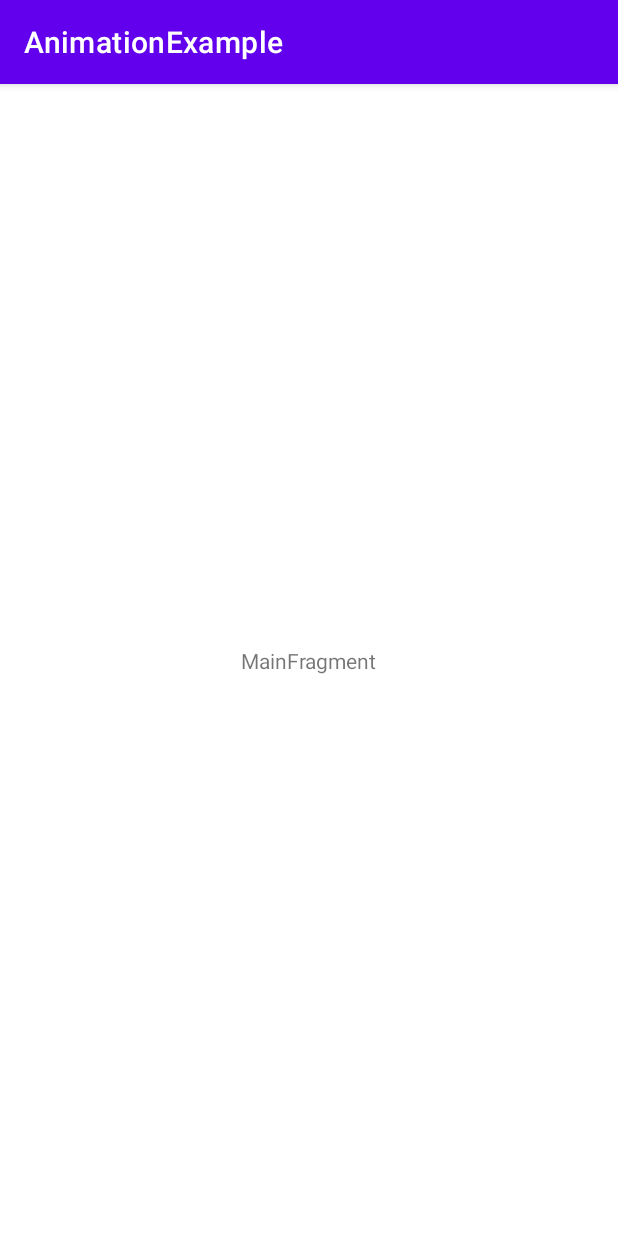
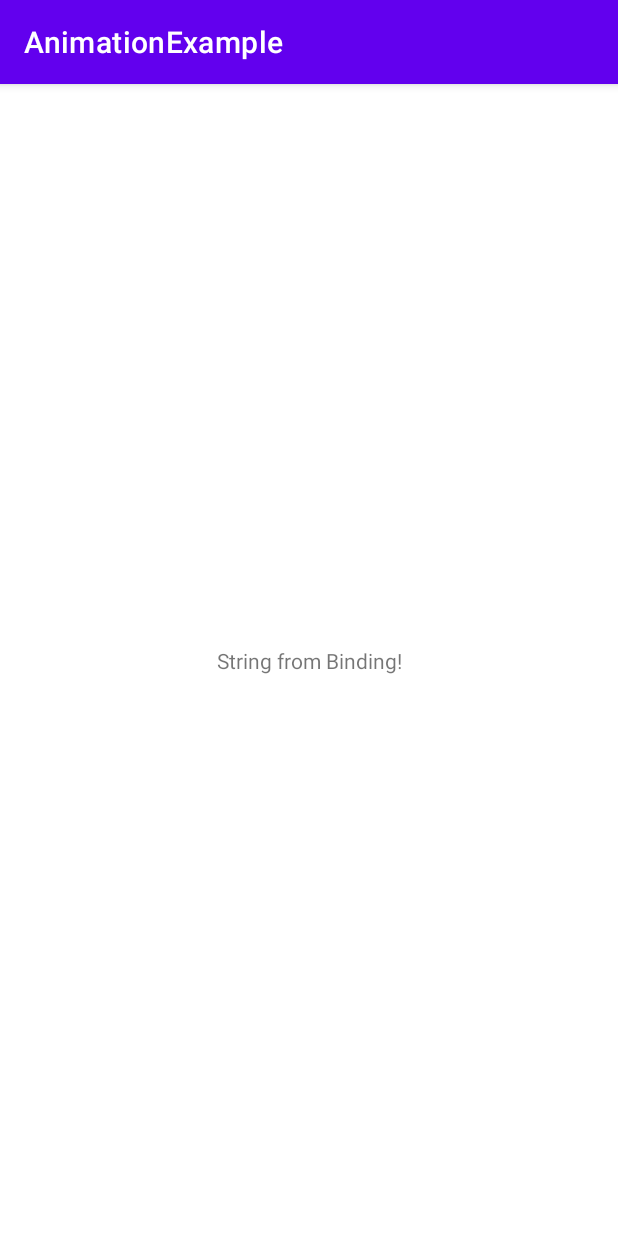
Before and after one commit to poetofcode/AndroidTraining, an Android app: the screen it shows after launch (MainActivity), on a phone screen of 412 x 824 dp. Run offline under Robolectric (Android 15) with nearby library versions, the phone set to English and light mode, and no system bars; our stand-ins replace data binding.

Commit message:
Implemented DataBinding

```diff
--- a/AnimationExample/app/build.gradle
+++ b/AnimationExample/app/build.gradle
@@ -22,6 +22,11 @@ android {
             proguardFiles getDefaultProguardFile('proguard-android-optimize.txt'), 'proguard-rules.pro'
         }
     }
+
+    buildFeatures {
+        dataBinding true
+    }
+
     compileOptions {
         sourceCompatibility JavaVersion.VERSION_1_8
         targetCompatibility JavaVersion.VERSION_1_8
--- a/AnimationExample/app/src/main/java/com/example/animationexample/ui/main/MainFragment.kt
+++ b/AnimationExample/app/src/main/java/com/example/animationexample/ui/main/MainFragment.kt
@@ -6,7 +6,9 @@ import androidx.fragment.app.Fragment
 import android.view.LayoutInflater
 import android.view.View
 import android.view.ViewGroup
+import androidx.databinding.DataBindingUtil
 import com.example.animationexample.R
+import com.example.animationexample.databinding.MainFragmentBinding
 
 class MainFragment : Fragment() {
 
@@ -15,18 +17,21 @@ class MainFragment : Fragment() {
     }
 
     private lateinit var viewModel: MainViewModel
+    private lateinit var binding: MainFragmentBinding
 
     override fun onCreateView(
         inflater: LayoutInflater, container: ViewGroup?,
         savedInstanceState: Bundle?
     ): View {
-        return inflater.inflate(R.layout.main_fragment, container, false)
+        binding = DataBindingUtil.inflate(
+            inflater, R.layout.main_fragment, container, false)
+        return binding.root
     }
 
     override fun onActivityCreated(savedInstanceState: Bundle?) {
         super.onActivityCreated(savedInstanceState)
         viewModel = ViewModelProvider(this).get(MainViewModel::class.java)
-        // TODO: Use the ViewModel
+        binding.viewModel = viewModel
     }
 
 }
--- a/AnimationExample/app/src/main/java/com/example/animationexample/ui/main/MainViewModel.kt
+++ b/AnimationExample/app/src/main/java/com/example/animationexample/ui/main/MainViewModel.kt
@@ -3,5 +3,7 @@ package com.example.animationexample.ui.main
 import androidx.lifecycle.ViewModel
 
 class MainViewModel : ViewModel() {
-    // TODO: Implement the ViewModel
+
+    val messageText: String = "String from Binding!"
+
 }
--- a/AnimationExample/app/src/main/res/layout/main_fragment.xml
+++ b/AnimationExample/app/src/main/res/layout/main_fragment.xml
@@ -1,6 +1,14 @@
 <?xml version="1.0" encoding="utf-8"?>
-<androidx.constraintlayout.widget.ConstraintLayout xmlns:android="http://schemas.android.com/apk/res/android"
-    xmlns:app="http://schemas.android.com/apk/res-auto"
+<layout xmlns:android="http://schemas.android.com/apk/res/android"
+    xmlns:app="http://schemas.android.com/apk/res-auto">
+
+    <data>
+        <variable
+            name="viewModel"
+            type="com.example.animationexample.ui.main.MainViewModel" />
+    </data>
+
+    <androidx.constraintlayout.widget.ConstraintLayout
         xmlns:tools="http://schemas.android.com/tools"
         android:id="@+id/main"
         android:layout_width="match_parent"
@@ -8,13 +16,14 @@
         tools:context=".ui.main.MainFragment">
 
         <TextView
-        android:id="@+id/message"
             android:layout_width="wrap_content"
             android:layout_height="wrap_content"
-        android:text="MainFragment"
+            android:text="@{viewModel.messageText}"
             app:layout_constraintBottom_toBottomOf="parent"
             app:layout_constraintEnd_toEndOf="parent"
             app:layout_constraintStart_toStartOf="parent"
             app:layout_constraintTop_toTopOf="parent" />
 
     </androidx.constraintlayout.widget.ConstraintLayout>
+
+</layout>
```
Lines whose indentation alone changed are shown as unchanged.
